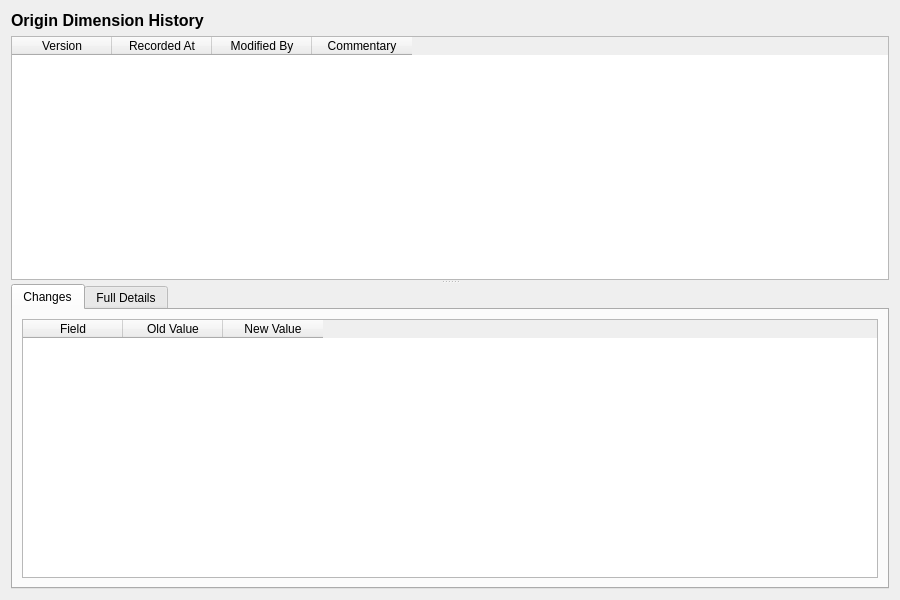
Old version of the form projects/ores.qt/ui/OriginDimensionHistoryDialog.ui in the repository OreStudio/OreStudio.
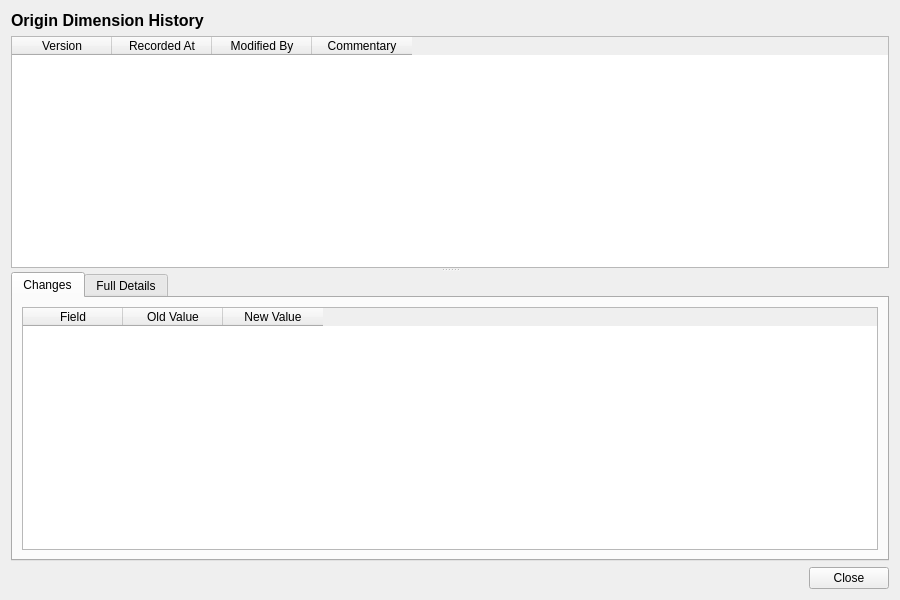
New version of the form.

Commit message: [qt] Remove toolbars from detail dialogs; add Close button throughout

What changed in the file:
```diff
--- a/projects/ores.qt/ui/OriginDimensionHistoryDialog.ui
+++ b/projects/ores.qt/ui/OriginDimensionHistoryDialog.ui
@@ -265,6 +265,27 @@
      </widget>
     </widget>
    </item>
+   <item>
+    <layout class="QHBoxLayout" name="buttonLayout">
+     <item>
+      <spacer name="horizontalSpacer">
+       <property name="orientation">
+        <enum>Qt::Horizontal</enum>
+       </property>
+       <property name="sizeHint" stdset="0">
+        <size><width>40</width><height>20</height></size>
+       </property>
+      </spacer>
+     </item>
+     <item>
+      <widget class="QPushButton" name="closeButton">
+       <property name="text">
+        <string>Close</string>
+       </property>
+      </widget>
+     </item>
+    </layout>
+   </item>
   </layout>
  </widget>
  <resources/>
```
The commit also changes 201 other files.
